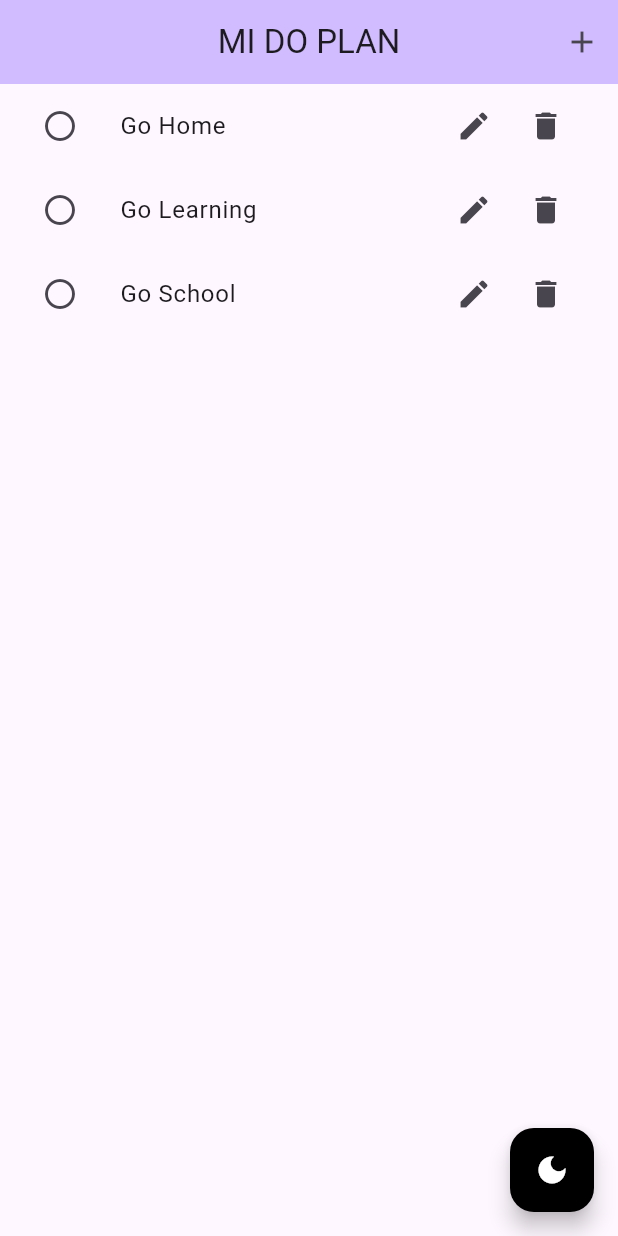
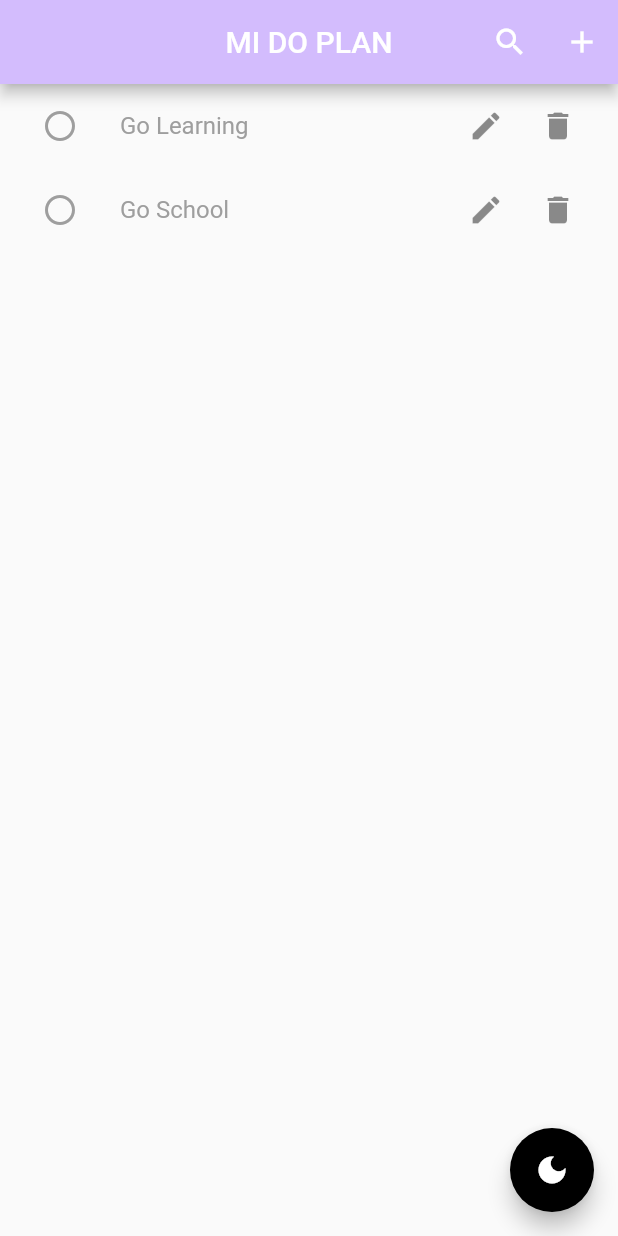
Before and after one commit to Azizjon450/mi-do-plan, a Flutter app: the screen it shows after launch, after a tap on the "check circle" icon, after a tap on the "delete" icon, on a phone screen of 412 x 824 dp. Run offline on Flutter 3.47's test engine with Material 2 defaults, Android fonts, the phone set to English and light mode, and no system bars; our stand-ins replace bloc, flutter_bloc.

Commit message:
add searchBar and more environments

```diff
--- /dev/null
+++ b/lib/data/models/user.dart
@@ -0,0 +1,6 @@
+class User {
+  final String id;
+  final String name;
+
+  User({required this.id, required this.name});
+}
--- a/lib/logic/cubit/midoplan_cubit.dart
+++ /dev/null
@@ -1,57 +0,0 @@
-import 'package:bloc/bloc.dart';
-import 'package:flutter/material.dart';
-import '/data/models/midoplan.dart';
-
-part 'midoplan_state.dart';
-
-class MidoplanCubit extends Cubit<MidoplanState> {
-  MidoplanCubit()
-      : super(MidoplanInitial([
-          MidoPlan(
-            id: UniqueKey().toString(),
-            title: 'Go Home',
-            isDone: false,
-          ),
-          MidoPlan(
-            id: UniqueKey().toString(),
-            title: 'Go Learning',
-            isDone: true,
-          ),
-          MidoPlan(
-            id: UniqueKey().toString(),
-            title: 'Go School',
-            isDone: false,
-          ),
-        ]));
-  void addMidoPlan(String title) {
-    try {
-      final midoplanT = MidoPlan(id: UniqueKey().toString(), title: title);
-      final midoplans = state.midoplans;
-      midoplans.add(midoplanT);
-      emit(MidoPlanAdded(midoplans));
-      emit(MidoplanState(midoplans));
-    } catch (e) {
-      emit(MidoPlanError("Error occured!", state.midoplans));
-    }
-  }
-
-  void editMidoPlan(MidoPlan midoplanT) {
-    try {
-      final midoplans = state.midoplans;
-      final index = midoplans.indexWhere((m) => m.id == midoplanT.id);
-      midoplans.add(midoplanT);
-      emit(MidoPlanAdded(midoplans));
-      emit(MidoplanState(midoplans));
-    } catch (e) {
-      emit(MidoPlanError("Error occured!", state.midoplans));
-    }
-  }
-
-  void midoplanToggle(String id) {
-    final midoplans = state.midoplans;
-    final index = midoplans.indexWhere((m) => m.id == id);
-    midoplans[index].isDone = !midoplans[index].isDone;
-    emit(MidoplanToggled(midoplans));
-    emit(MidoplanState(midoplans));
-  }
-}
--- a/lib/logic/cubit/midoplan_state.dart
+++ /dev/null
@@ -1,38 +0,0 @@
-part of 'midoplan_cubit.dart';
-
-@immutable
-class MidoplanState {
-  final List<MidoPlan> midoplans;
-
-  const MidoplanState(this.midoplans);
-}
-
-class MidoplanInitial extends MidoplanState {
-  final List<MidoPlan> midoplans;
-
-  const MidoplanInitial(this.midoplans) : super(midoplans);
-}
-
-class MidoPlanAdded extends MidoplanState {
-  final List<MidoPlan> midoplans;
-
-  const MidoPlanAdded(this.midoplans) : super(midoplans);
-}
-
-class MidoplanEdited extends MidoplanState {
-  final List<MidoPlan> midoplans;
-
-  const MidoplanEdited(this.midoplans) : super(midoplans);
-}
-
-class MidoplanToggled extends MidoplanState {
-  final List<MidoPlan> midoplans;
-
-  const MidoplanToggled(this.midoplans) : super(midoplans);
-}
-
-class MidoPlanError extends MidoplanState {
-  final String message;
-
-  const MidoPlanError(this.message, List<MidoPlan> midoplans) :super(midoplans);
-}
--- /dev/null
+++ b/lib/logic/midoplan/midoplan_cubit.dart
@@ -0,0 +1,81 @@
+import 'package:bloc/bloc.dart';
+import 'package:flutter/material.dart';
+import '/data/models/midoplan.dart';
+
+part 'midoplan_state.dart';
+
+class MidoplanCubit extends Cubit<MidoplanState> {
+  MidoplanCubit()
+      : super(MidoplanInitial([
+          MidoPlan(
+            id: UniqueKey().toString(),
+            title: 'Go Home',
+            isDone: false,
+          ),
+          MidoPlan(
+            id: UniqueKey().toString(),
+            title: 'Go Learning',
+            isDone: true,
+          ),
+          MidoPlan(
+            id: UniqueKey().toString(),
+            title: 'Go School',
+            isDone: false,
+          ),
+        ]));
+
+  void addMidoPlan(String title) {
+    try {
+      final midoplan = MidoPlan(id: UniqueKey().toString(), title: title);
+      final midoplans = [...state.midoplans!, midoplan];
+      emit(MidoPlanAdded());
+      emit(MidoplanState(midoplans: midoplans));
+    } catch (e) {
+      emit(MidoPlanError("Error occured!"));
+    }
+  }
+
+  void editMidoPlan(String id, String title) {
+    try {
+      final midoplans = state.midoplans!.map((t) {
+        if (t.id == id) {
+          return MidoPlan(id: id, title: title, isDone: t.isDone);
+        }
+        return t;
+      }).toList();
+      emit(MidoplanEdited());
+      emit(MidoplanState(midoplans: midoplans));
+    } catch (e) {
+      emit(const MidoPlanError("Error occured!"));
+    }
+  }
+
+  void midoplanToggle(String id) {
+    final midoplans = state.midoplans!.map((midoplan) {
+      if (midoplan.id == id) {
+        return MidoPlan(
+            id: id, title: midoplan.title, isDone: !midoplan.isDone);
+      }
+      return midoplan;
+    }).toList();
+    emit(MidoplanToggled());
+    emit(MidoplanState(midoplans: midoplans));
+  }
+
+  void midoplanREmove(String id) {
+    final midoplans = state.midoplans;
+    midoplans!.removeWhere((midoplan) => midoplan.id == id);
+    emit(MidoplanDeleted());
+    emit(MidoplanState(midoplans: midoplans));
+  }
+
+  List<MidoPlan> searchMidoPlans(String title) {
+    return state.midoplans!
+        .where(
+          (midoplan) => midoplan.title.toLowerCase().contains(
+                title.toLowerCase(),
+              ),
+        )
+        .toList();
+  }
+}
--- /dev/null
+++ b/lib/logic/midoplan/midoplan_state.dart
@@ -0,0 +1,29 @@
+part of 'midoplan_cubit.dart';
+
+@immutable
+class MidoplanState {
+  final List<MidoPlan>? midoplans;
+
+  const MidoplanState({this.midoplans});
+}
+
+class MidoplanInitial extends MidoplanState {
+  final List<MidoPlan> midoplans;
+
+  const MidoplanInitial(this.midoplans) : super();
+}
+
+class MidoPlanAdded extends MidoplanState {}
+
+class MidoplanEdited extends MidoplanState {}
+
+class MidoplanToggled extends MidoplanState {}
+
+class MidoplanDeleted extends MidoplanState {}
+
+
+class MidoPlanError extends MidoplanState {
+  final String message;
+
+  const MidoPlanError(this.message);
+}
--- a/lib/main.dart
+++ b/lib/main.dart
@@ -1,7 +1,8 @@
 import 'package:flutter/material.dart';
 import 'package:flutter_bloc/flutter_bloc.dart';
+import 'package:to_do_cub/presentations/screens/midoplan_details_screen.dart';
 
-import '../logic/cubit/midoplan_cubit.dart';
+import '../logic/midoplan/midoplan_cubit.dart';
 import 'presentations/screens/midoplan_screen.dart';
 
 void main() {
@@ -30,16 +31,18 @@ class _MyAppState extends State<MyApp> {
       child: MaterialApp(
         title: 'MI DO PLAN',
         //theme: isDarkMode ? ThemeData.dark(useMaterial3: true,) : ThemeData.light(useMaterial3: true,),
-        theme: isDarkMode ? ThemeData.dark(useMaterial3: true,) : ThemeData.light(useMaterial3: true,),
-        debugShowCheckedModeBanner: false,
-        //theme: ThemeData(
-          //colorScheme: ColorScheme.fromSeed(seedColor: Colors.deepPurple),
+        theme: ThemeData(
+          colorScheme: ColorScheme.fromSeed(seedColor: Colors.deepPurple),
           //useMaterial3: true,
-        //),
-        home: MidoPlanScreen(
-          isDarkMode: isDarkMode,
-          toggleDarkMode: toggleDarkMode,
         ),
+        initialRoute: '/',
+        routes: {
+          '/': (context) => MidoPlanScreen(
+                isDarkMode: isDarkMode,
+                toggleDarkMode: toggleDarkMode,
+              ),
+          '/midoplan-details': (context) => const MidoplanDetailScreen(),
+        },
       ),
     );
   }
--- a/lib/presentations/screens/midoplan_screen.dart
+++ b/lib/presentations/screens/midoplan_screen.dart
@@ -3,8 +3,9 @@ import 'package:flutter_bloc/flutter_bloc.dart';
 
 import '../../presentations/widgets/manage_midoplan.dart';
 import 'floating_button.dart'; // dark mode
-import '../../logic/cubit/midoplan_cubit.dart';
+import '../../logic/midoplan/midoplan_cubit.dart';
 import '../widgets/midoplan_list_item.dart';
+import '../widgets/search_bar.dart';
 
 class MidoPlanScreen extends StatelessWidget {
   const MidoPlanScreen({
@@ -29,6 +30,10 @@ class MidoPlanScreen extends StatelessWidget {
     );
   }
 
+  void openSearchBar(BuildContext context) {
+    showSearch(context: context, delegate: CearchBar());  //Cearchbar its actually SearchBar))
+  }
+
   @override
   Widget build(BuildContext context) {
     return Scaffold(
@@ -37,6 +42,10 @@ class MidoPlanScreen extends StatelessWidget {
         centerTitle: true,
         title: Text('MI DO PLAN'),
         actions: [
+          IconButton(
+            onPressed: () => openSearchBar(context),
+            icon: const Icon(Icons.search),
+          ),
           IconButton(
               onPressed: () {
                 manageshowModalBottomSheet(context);
@@ -47,9 +56,9 @@ class MidoPlanScreen extends StatelessWidget {
       body: BlocBuilder<MidoplanCubit, MidoplanState>(
         builder: (context, state) {
           return ListView.builder(
-            itemCount: state.midoplans.length,
+            itemCount: state.midoplans!.length,
             itemBuilder: (context, index) =>
-                MidoPlanListItem(midoplan: state.midoplans[index]),
+                MidoPlanListItem(midoplan: state.midoplans![index]),
           );
         },
       ),
--- a/lib/presentations/widgets/manage_midoplan.dart
+++ b/lib/presentations/widgets/manage_midoplan.dart
@@ -1,7 +1,7 @@
 import 'package:flutter/material.dart';
 import 'package:flutter_bloc/flutter_bloc.dart';
 import '../../data/models/midoplan.dart';
-import 'package:to_do_cub/logic/cubit/midoplan_cubit.dart';
+import 'package:to_do_cub/logic/midoplan/midoplan_cubit.dart';
 
 class ManageMiDoPlan extends StatelessWidget {
   final MidoPlan? midoplan;
@@ -23,8 +23,8 @@ class ManageMiDoPlan extends StatelessWidget {
         // BlocProvider.of<MidoplanCubit>(context).editMidoPlan(MidoPlan(
         //     id: midoplan!.id, title: _title, isDone: midoplan!.isDone));
         context.read<MidoplanCubit>().editMidoPlan(
-              MidoPlan(
-                  id: midoplan!.id, title: _title, isDone: midoplan!.isDone),
+              midoplan!.id,
+              _title,
             );
       }
     }
--- a/lib/presentations/widgets/midoplan_list_item.dart
+++ b/lib/presentations/widgets/midoplan_list_item.dart
@@ -1,12 +1,12 @@
 import 'package:flutter/material.dart';
 import 'package:flutter_bloc/flutter_bloc.dart';
-import 'package:to_do_cub/logic/cubit/midoplan_cubit.dart';
+import 'package:to_do_cub/logic/midoplan/midoplan_cubit.dart';
 import '../../data/models/midoplan.dart';
 import 'manage_midoplan.dart';
 
 class MidoPlanListItem extends StatelessWidget {
   final MidoPlan midoplan;
-  const MidoPlanListItem({Key? key, required this.midoplan}):super(key: key);
+  const MidoPlanListItem({Key? key, required this.midoplan}) : super(key: key);
 
   // void showModalBottomSheet(BuildContext context) {
   //   showModalBottomSheet(
@@ -31,7 +31,9 @@ class MidoPlanListItem extends StatelessWidget {
           borderRadius: BorderRadius.vertical(
         top: Radius.circular(20),
       )),
-      builder: ((context) => ManageMiDoPlan(midoplan: midoplan,)),
+      builder: ((context) => ManageMiDoPlan(
+            midoplan: midoplan,
+          )),
     );
   }
 
@@ -39,12 +41,20 @@ class MidoPlanListItem extends StatelessWidget {
   Widget build(BuildContext context) {
     return ListTile(
       leading: IconButton(
-        onPressed: () => context.read<MidoplanCubit>().midoplanToggle(midoplan.id),
+        onPressed: () =>
+            context.read<MidoplanCubit>().midoplanToggle(midoplan.id),
         icon: Icon(midoplan.isDone
             ? Icons.check_circle_rounded
-            : Icons.circle_outlined),
+            : Icons.circle_outlined, color: midoplan.isDone ? Colors.green : Colors.grey,),
       ),
-      title: Text(midoplan.title),
+      title: Text(
+        midoplan.title,
+        style: TextStyle(
+            decoration: midoplan.isDone
+                ? TextDecoration.lineThrough
+                : TextDecoration.none,
+            color: midoplan.isDone ? Colors.grey.shade600 : Colors.grey),
+      ),
       trailing: Row(
         mainAxisSize: MainAxisSize.min,
         children: [
@@ -53,7 +63,7 @@ class MidoPlanListItem extends StatelessWidget {
             icon: Icon(Icons.edit),
           ),
           IconButton(
-            onPressed: () {},
+            onPressed: () => context.read<MidoplanCubit>().midoplanREmove(midoplan.id),
             icon: Icon(Icons.delete),
           ),
         ],
```
Also changed, not shown: lib/presentations/screens/midoplan_details_screen.dart (added, +15 -0 lines), lib/presentations/widgets/search_bar.dart (added, +72 -0 lines).
